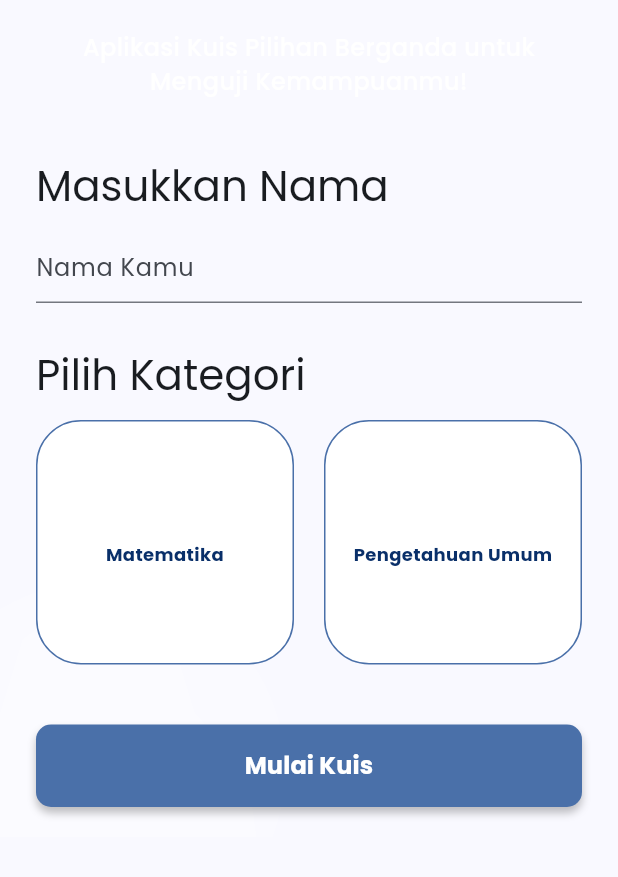
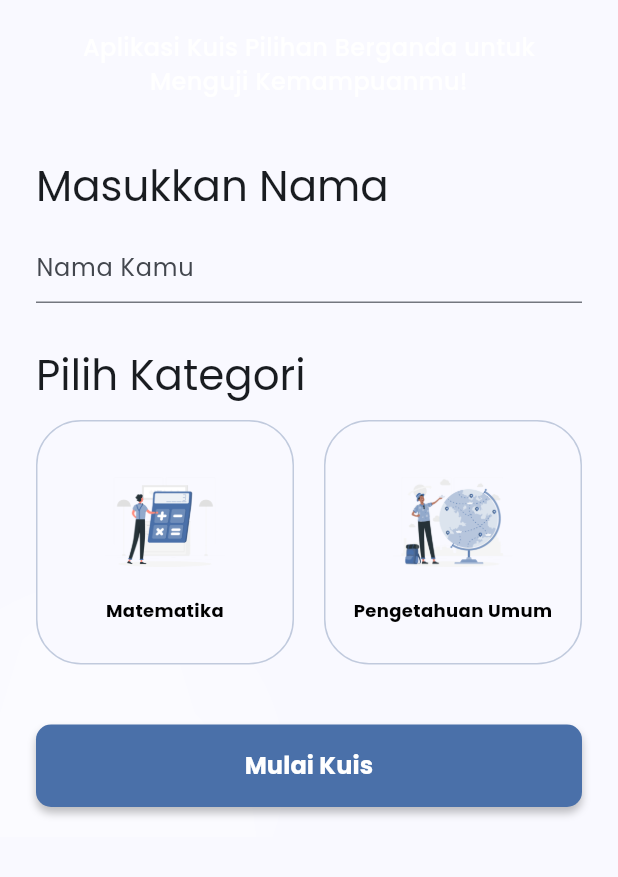
Before and after one commit to CantykaLaily-231401004/SmartQuiz, a Flutter app: the HomeScreen screen opened directly, on a phone screen of 412 x 824 dp, the part 237-1114 px from its top. Run offline on Flutter 3.47's test engine with Material 3 defaults, Android fonts, the light colour scheme and no system bars.

Commit message:
fix(widget): refactor CategoryCard for performance and consistency

```diff
--- a/lib/widgets/category_card.dart
+++ b/lib/widgets/category_card.dart
@@ -1,52 +1,63 @@
 import 'package:flutter/material.dart';
+import '../config/theme.dart';
 
 class CategoryCard extends StatelessWidget {
   final String title;
+  final String imagePath;
   final bool isSelected;
   final VoidCallback onTap;
-  final IconData? icon;
 
   const CategoryCard({
     super.key,
     required this.title,
+    required this.imagePath,
     required this.isSelected,
     required this.onTap,
-    this.icon,
   });
 
   @override
   Widget build(BuildContext context) {
+    final theme = Theme.of(context);
+    final isDarkMode = theme.brightness == Brightness.dark;
+
     return GestureDetector(
       onTap: onTap,
       child: Container(
-        width: 163,
         height: 163,
         decoration: BoxDecoration(
-          color: Colors.white,
+          color: theme.cardColor,
           borderRadius: BorderRadius.circular(30),
           border: Border.all(
-            width: isSelected ? 2 : 1,
-            color: isSelected ? const Color(0xFFFFCE31) : const Color(0xFF4A70A9),
+            color: isSelected
+                ? (isDarkMode ? AppTheme.accentBlue : AppTheme.yellowAccent)
+                : (isDarkMode
+                    ? const Color(0xFF002359)
+                    : theme.primaryColor.withOpacity(0.3)),
+            width: isSelected ? 3 : 1,
           ),
+          boxShadow: isSelected
+              ? [
+                  BoxShadow(
+                    color: (isDarkMode ? AppTheme.accentBlue : AppTheme.yellowAccent)
+                        .withOpacity(0.5),
+                    blurRadius: 10,
+                    spreadRadius: 2,
+                  ),
+                ]
+              : [],
         ),
         child: Column(
           mainAxisAlignment: MainAxisAlignment.center,
           children: [
-            if (icon != null)
-              Icon(
-                icon,
-                size: 60,
-                color: const Color(0xFF4A70A9),
-              ),
-            const SizedBox(height: 16),
+            Image.asset(imagePath, width: 80, height: 80),
+            const SizedBox(height: 10),
             Text(
               title,
               textAlign: TextAlign.center,
-              style: const TextStyle(
-                color: Color(0xFF092F69),
+              style: TextStyle(
                 fontSize: 12,
-                fontFamily: 'Poppins',
                 fontWeight: FontWeight.w700,
+                color: isDarkMode ? Colors.white : Colors.black,
               ),
             ),
           ],
```
